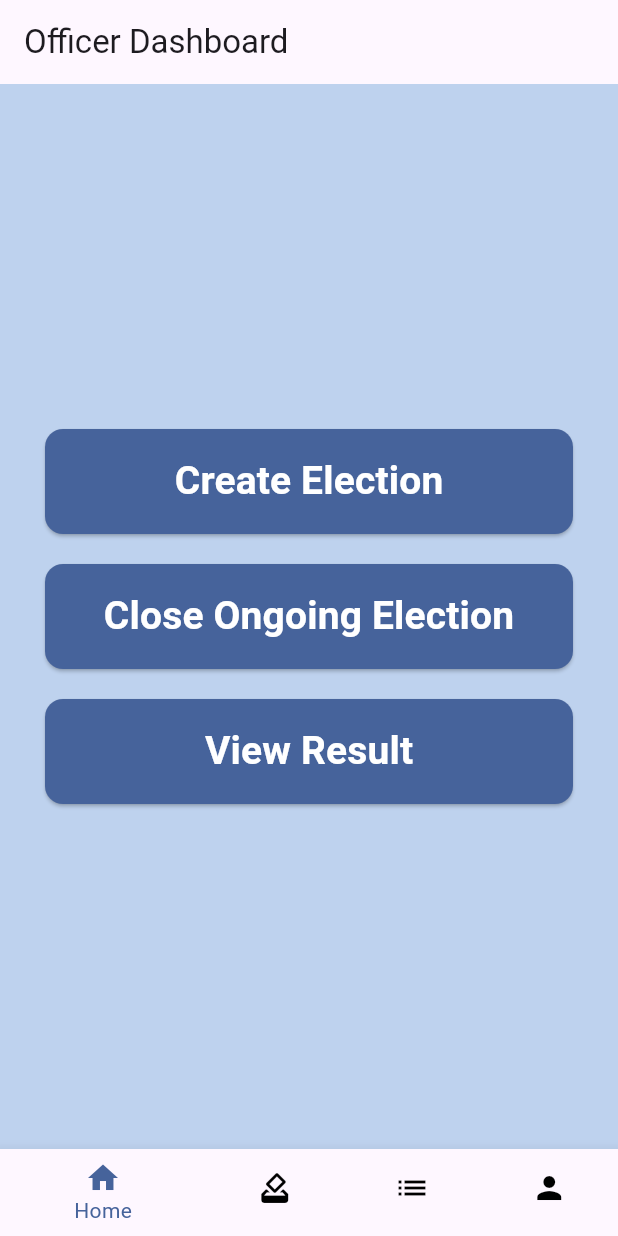
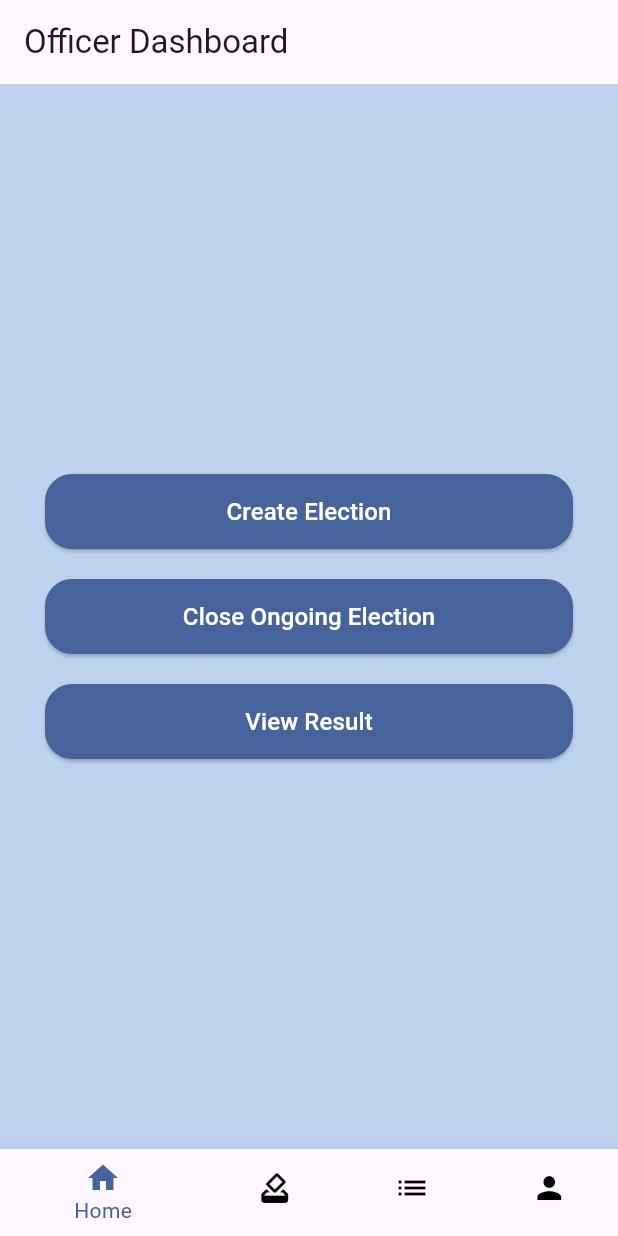
Before and after one commit to Nant23/voting-app, a Flutter app: the Officer screen opened directly, on a phone screen of 412 x 824 dp. Run offline on Flutter 3.47's test engine with Material 3 defaults, Android fonts, the phone set to English and light mode, and no system bars; our stand-ins replace cloud_firestore, firebase_auth, firebase_core, fl_chart; accounts and stored records are empty; network calls fail.

Commit message:
changes in officer's dashboard

```diff
--- a/lib/officer/officer_dashboard.dart
+++ b/lib/officer/officer_dashboard.dart
@@ -30,15 +30,15 @@ class _OfficerState extends State<Officer> {
         title: Text('Officer Dashboard'),
       ),
       backgroundColor: const Color(0xFFBED2EE),
-      body: Column(
+      body: Center(
+        child: Padding(
+          padding: const EdgeInsets.symmetric(horizontal: 30),
+          child: Column(
             mainAxisAlignment: MainAxisAlignment.center,
+            crossAxisAlignment: CrossAxisAlignment.start,
             children: [
-          Spacer(),
-
               // Create Election Button
-          Padding(
-            padding: const EdgeInsets.symmetric(horizontal: 30),
-            child: ElevatedButton(
+              ElevatedButton(
                 onPressed: () {
                   Navigator.push(
                     context,
@@ -49,18 +49,16 @@ class _OfficerState extends State<Officer> {
                 },
                 style: ElevatedButton.styleFrom(
                   backgroundColor: const Color(0xFF46639B),
-                minimumSize: Size(double.infinity, 70),
+                  minimumSize: Size(double.infinity, 50),
                   shape: RoundedRectangleBorder(
-                  borderRadius: BorderRadius.circular(12),
+                    borderRadius: BorderRadius.circular(18),
                   ),
                 ),
                 child: const Text(
                   "Create Election",
                   style: TextStyle(
                     color: Colors.white,
-                  fontSize: 26,
-                  fontWeight: FontWeight.bold,
-                ),
+                    fontSize: 16, // match admin dashboard
                   ),
                 ),
               ),
@@ -68,9 +66,7 @@ class _OfficerState extends State<Officer> {
               const SizedBox(height: 20),
 
               // Close Ongoing Election Button
-          Padding(
-            padding: const EdgeInsets.symmetric(horizontal: 30),
-            child: ElevatedButton(
+              ElevatedButton(
                 onPressed: () async {
                   bool confirm = await showDialog(
                     context: context,
@@ -99,18 +95,16 @@ class _OfficerState extends State<Officer> {
                 },
                 style: ElevatedButton.styleFrom(
                   backgroundColor: const Color(0xFF46639B),
-                minimumSize: Size(double.infinity, 70),
+                  minimumSize: Size(double.infinity, 50),
                   shape: RoundedRectangleBorder(
-                  borderRadius: BorderRadius.circular(12),
+                    borderRadius: BorderRadius.circular(18),
                   ),
                 ),
                 child: const Text(
                   "Close Ongoing Election",
                   style: TextStyle(
                     color: Colors.white,
-                  fontSize: 26,
-                  fontWeight: FontWeight.bold,
-                ),
+                    fontSize: 16, // match admin dashboard
                   ),
                 ),
               ),
@@ -118,9 +112,7 @@ class _OfficerState extends State<Officer> {
               const SizedBox(height: 20),
 
               // View Result Button
-          Padding(
-            padding: const EdgeInsets.symmetric(horizontal: 30),
-            child: ElevatedButton(
+              ElevatedButton(
                 onPressed: () {
                   Navigator.push(
                     context,
@@ -131,24 +123,22 @@ class _OfficerState extends State<Officer> {
                 },
                 style: ElevatedButton.styleFrom(
                   backgroundColor: const Color(0xFF46639B),
-                minimumSize: Size(double.infinity, 70),
+                  minimumSize: Size(double.infinity, 50),
                   shape: RoundedRectangleBorder(
-                  borderRadius: BorderRadius.circular(12),
+                    borderRadius: BorderRadius.circular(18),
                   ),
                 ),
                 child: const Text(
                   "View Result",
                   style: TextStyle(
                     color: Colors.white,
-                  fontSize: 26,
-                  fontWeight: FontWeight.bold,
+                    fontSize: 16, // match admin dashboard
                   ),
                 ),
               ),
+            ],
           ),
-
-          Spacer(),
-        ],
+        ),
       ),
       bottomNavigationBar: NavbarOff(
         currentIndex: _selectedIndex,
@@ -162,14 +152,13 @@ class _OfficerState extends State<Officer> {
   }
 }
 
-//Closing election by finding its document first
+// Closing election by finding its document first
 Future<void> closeElection(BuildContext context) async {
   try {
-    //Query the Firestore for the ongoing election
     QuerySnapshot querySnapshot = await FirebaseFirestore.instance
         .collection('questions')
         .where('status', isEqualTo: 'Ongoing')
-        .limit(1) //Get only one ongoing election
+        .limit(1)
         .get();
 
     if (querySnapshot.docs.isNotEmpty) {
```
Lines whose indentation alone changed are shown as unchanged.
